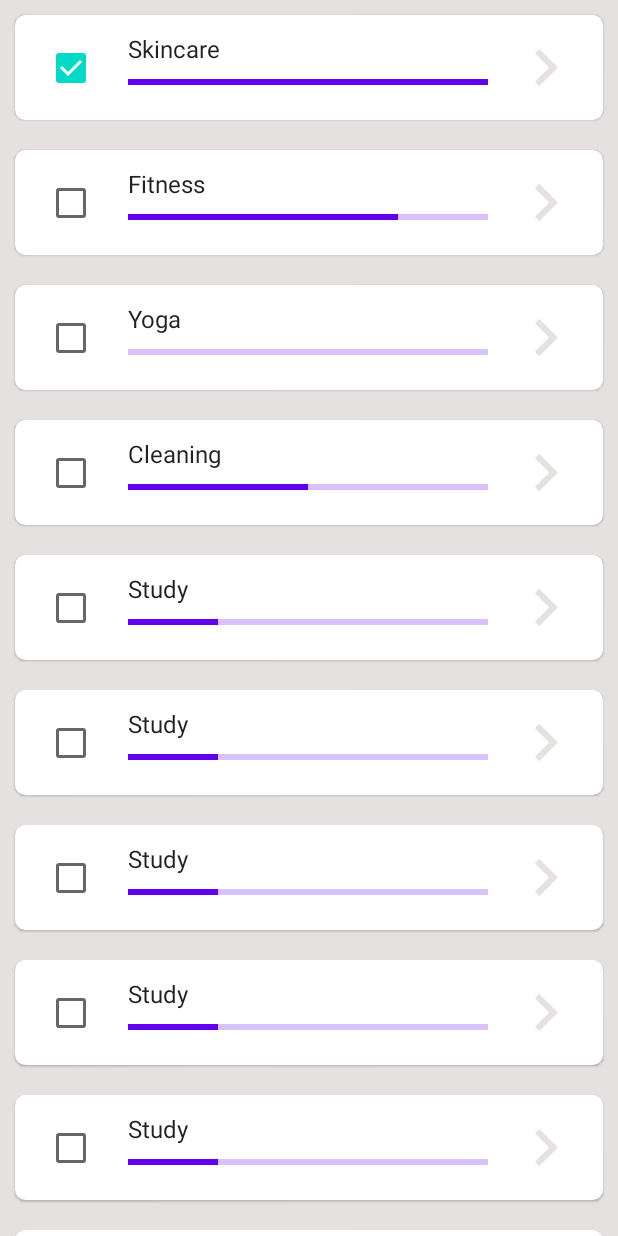
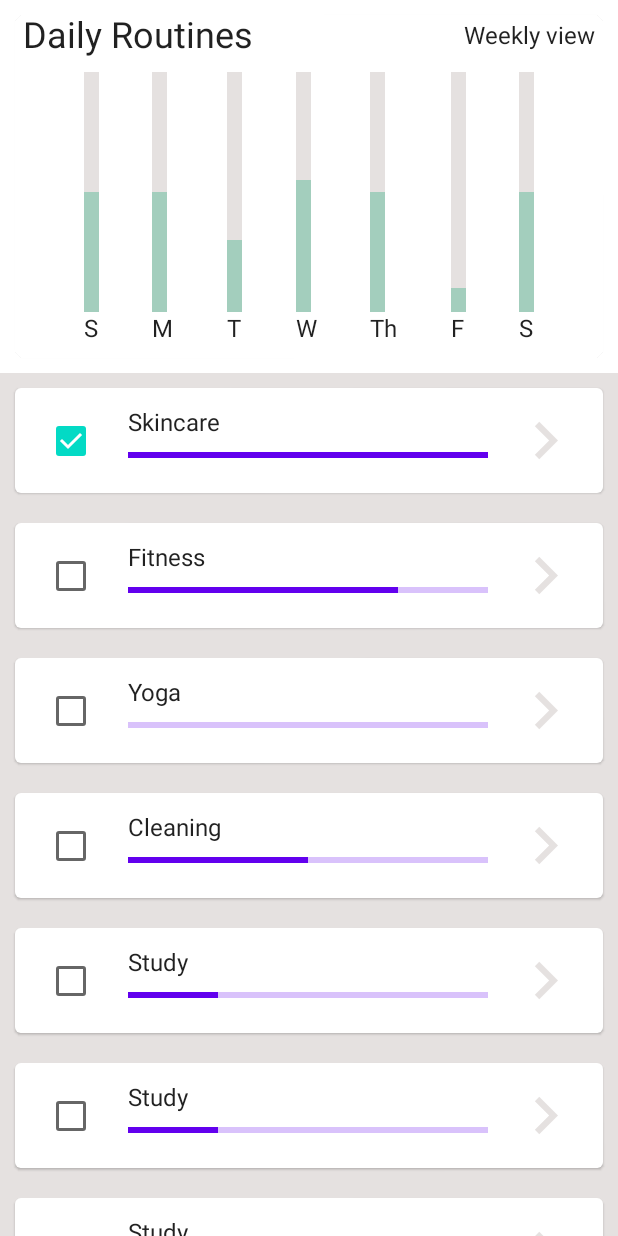
Before and after one commit to AmanPal-Singh/CS446, an Android app built with Jetpack Compose: the composable Routines shown on its own in the app's theme, on a phone screen of 412 x 824 dp. Run offline under Robolectric (Android 15) with nearby library versions, the light colour scheme and no system bars; 3 statements that could not run were skipped.

Commit message:
add weeklytracker

```diff
--- a/app/src/main/java/com/example/goosebuddy/ui/screens/Routines.kt
+++ b/app/src/main/java/com/example/goosebuddy/ui/screens/Routines.kt
@@ -19,6 +19,8 @@ import androidx.compose.ui.graphics.RectangleShape
 import androidx.compose.ui.semantics.Role.Companion.Checkbox
 import androidx.compose.ui.tooling.preview.Preview
 import androidx.compose.ui.unit.dp
+import androidx.compose.ui.unit.sp
+import com.example.goosebuddy.ui.theme.Green
 import com.example.goosebuddy.ui.theme.Grey
 import com.example.goosebuddy.ui.theme.Red
 import com.example.goosebuddy.ui.theme.White
@@ -45,10 +47,10 @@ class WeekdayData(
 val mockWeekdayData = arrayOf(
     WeekdayData("S", 5, 10),
     WeekdayData("M", 5, 10),
-    WeekdayData("T", 5, 10),
-    WeekdayData("W", 5, 10),
+    WeekdayData("T", 3, 10),
+    WeekdayData("W", 5, 9),
     WeekdayData("Th", 5, 10),
-    WeekdayData("F", 5, 10),
+    WeekdayData("F", 1, 10),
     WeekdayData("S", 5, 10),
 )
 
@@ -66,6 +68,7 @@ val items = listOf(
     RoutineItem.Study,
 )
 
+/** TODO: Make the weekly tracker stick to top? and make vertical scroll only on list of routines */
 @Composable
 fun Routines() {
     Column(
@@ -76,6 +79,7 @@ fun Routines() {
             .fillMaxHeight()
             .verticalScroll(rememberScrollState())
     ) {
+        RoutineWeeklyTracker()
         items.forEach { item ->
             RoutineBlock(item = item)
         }
@@ -83,18 +87,59 @@ fun Routines() {
 }
 
 
-
+/** Make padding part of theme */
 @Composable
 fun RoutineWeeklyTracker() {
-    Row(
-        horizontalArrangement = Arrangement.SpaceEvenly
+    Card(
+        shape = RoundedCornerShape(7.dp),
+        modifier = Modifier
+            .fillMaxWidth()
+            .background(White)
+            .padding(10.dp)
     ) {
-        mockWeekdayData.forEach{ day ->
-
-            Text(day.weekday)
-
+        Column(
+            modifier = Modifier.fillMaxWidth()
+        ) {
+            Row(
+                horizontalArrangement = Arrangement.SpaceBetween,
+                verticalAlignment = Alignment.CenterVertically,
+                modifier = Modifier
+                    .fillMaxWidth()
+                    .padding(horizontal = 5.dp)
+            ) {
+                Text("Daily Routines", fontSize = 24.sp)
+                Text("Weekly view")
+            }
+            Row(
+                horizontalArrangement = Arrangement.SpaceEvenly,
+                modifier = Modifier.padding(10.dp)
+                    .fillMaxWidth()
+            ) {
+                mockWeekdayData.forEach{ day ->
+                    val totalHeight = 160
+                    val completedHeight = totalHeight * day.completedCount/day.totalCount
+                    val leftOverheight = totalHeight - completedHeight
+                    Column {
+                        Box(
+                            modifier = Modifier
+                                .background(Grey)
+                                .height(leftOverheight.dp)
+                                .width(10.dp)
+                        )
+                        Box(
+                            modifier = Modifier
+                                .background(Green)
+                                .height(completedHeight.dp)
+                                .width(10.dp)
+                        )
+                        Spacer(modifier = Modifier.height(2.dp))
+                        Text(day.weekday)
+                    }
+                }
+            }
         }
     }
+
 }
 
 /** TODO: Put in componenets directory? */
@@ -104,7 +149,6 @@ fun RoutineBlock(item: RoutineItem) {
         modifier = Modifier
             .fillMaxWidth()
             .padding(10.dp),
-        shape = RoundedCornerShape(7.dp)
     ) {
         Row(
             verticalAlignment = Alignment.CenterVertically,
```
